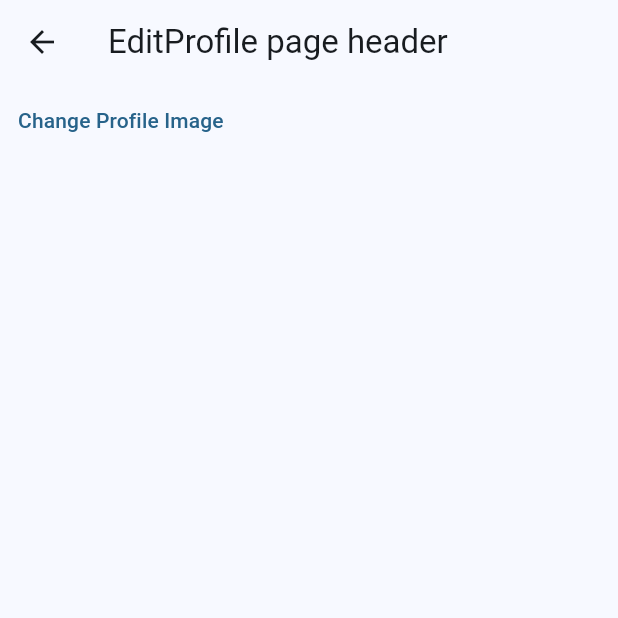
After one commit to nknguyenhc/SuperCellMates, a Flutter app: the EditProfilePage screen opened by its route, on a phone screen of 412 x 824 dp, the top half of it. The commit adds this screen. Run offline on Flutter 3.47's test engine with Material 2 defaults, Android fonts, the phone set to English and light mode, and no system bars; our stand-ins replace auto_route, flutter_login, image_picker; missing offline and left inert: requests.

Commit message:
Profile picture things

```diff
--- /dev/null
+++ b/FrontEnd/lib/features/change_profile_image.dart
@@ -0,0 +1,30 @@
+import 'package:flutter/material.dart';
+import 'package:image_picker/image_picker.dart';
+
+import '../functions/post_with_csrf.dart';
+
+class ChangeProfileImageButton extends StatelessWidget {
+  ChangeProfileImageButton({Key? key}) : super(key: key);
+  final imagePicker = ImagePicker();
+
+  final String getURI = "http://10.0.2.2:8000/async";
+  final String changeProfileImageURI =
+      "http://10.0.2.2:8000/profile/set_profile_image";
+
+  @override
+  Widget build(BuildContext context) {
+    return TextButton(
+        onPressed: () async {
+          final XFile? image =
+              await imagePicker.pickImage(source: ImageSource.gallery);
+          if (image != null) {
+            var body = {"img": await image.readAsBytes()};
+            final response =
+                await postWithCSRF(getURI, changeProfileImageURI, body);
+            print("attempted to send image");
+            // TODO: success/error handling
+          }
+        },
+        child: const Text("Change Profile Image"));
+  }
+}
--- /dev/null
+++ b/FrontEnd/lib/features/edit_profile.dart
@@ -0,0 +1,25 @@
+import 'package:flutter/material.dart';
+import 'package:auto_route/auto_route.dart';
+
+import 'change_profile_image.dart';
+
+@RoutePage()
+class EditProfilePage extends StatefulWidget {
+  const EditProfilePage({Key? key}) : super(key: key);
+
+  @override
+  State<EditProfilePage> createState() => EditProfilePageState();
+}
+
+class EditProfilePageState extends State<EditProfilePage> {
+  @override
+  Widget build(BuildContext context) {
+    return Scaffold(
+        appBar: AppBar(title: const Text("EditProfile page header")),
+        body: Column(
+          children: [
+            ChangeProfileImageButton(),
+          ],
+        ));
+  }
+}
--- a/FrontEnd/lib/router/router.dart
+++ b/FrontEnd/lib/router/router.dart
@@ -15,5 +15,6 @@ class AppRouter extends $AppRouter {
         AutoRoute(page: AchievementRoute.page),
         AutoRoute(page: SettingsRoute.page),
         AutoRoute(page: AddTagRoute.page),
+        AutoRoute(page: EditProfileRoute.page),
       ];
 }
--- a/FrontEnd/pubspec.yaml
+++ b/FrontEnd/pubspec.yaml
@@ -35,6 +35,8 @@ dependencies:
   requests: ^4.7.0
 
   flutter_login: ^4.1.1
+
+  image_picker: ^0.8.7+5
 
 
   # The following adds the Cupertino Icons font to your application.
```
Also changed, not shown: FrontEnd/lib/features/add_tag.dart (+9 -1 lines), FrontEnd/lib/features/home_appbar.dart (+7 -0 lines), FrontEnd/lib/features/profile_appbar.dart (+24 -11 lines), FrontEnd/lib/features/settings.dart (+4 -3 lines), FrontEnd/lib/functions/post_file.dart (added, +39 -0 lines), FrontEnd/lib/router/router.gr.dart, supercell_mates/user_auth/default_profile_image.png (added), 3 other files.
